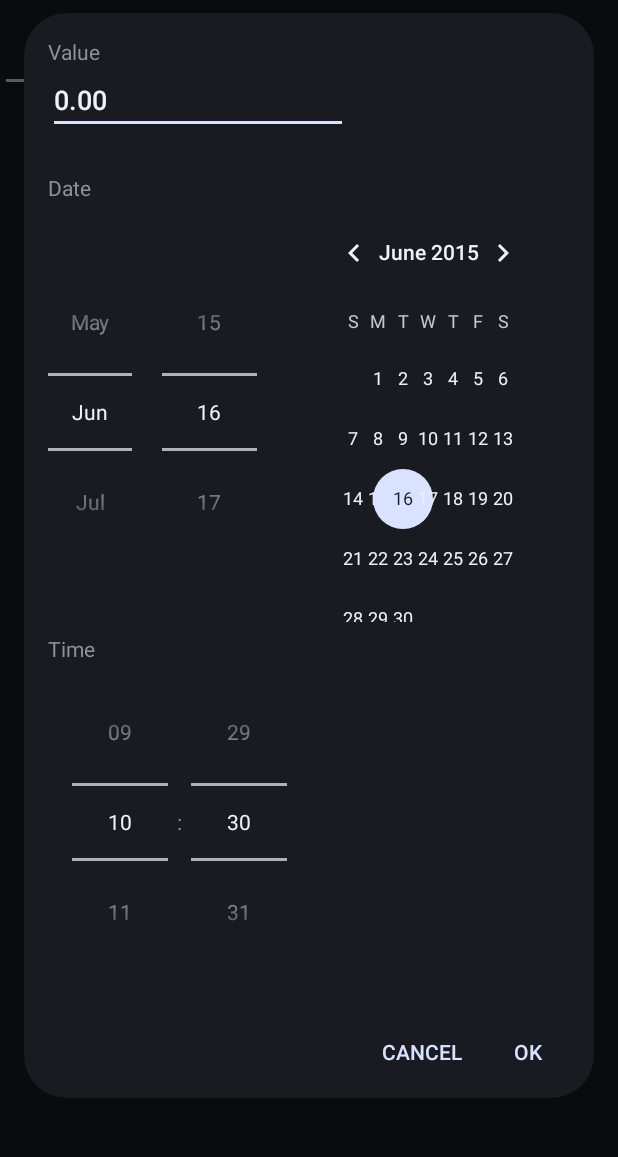
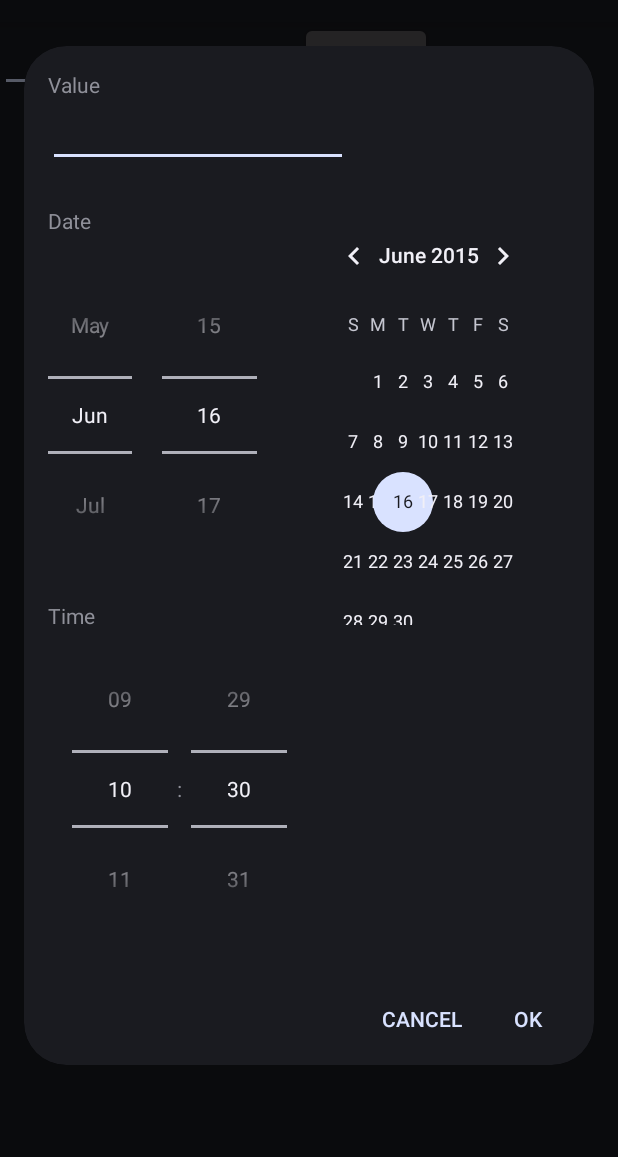
Before and after one commit to Karloid/MemorizeYourWeight, an Android app: the EditorActivity screen opened directly, with no data from a screen before it, in the options menu, after a tap on "Add Custom", on a phone screen of 412 x 824 dp, the part 62-1219 px from its top. Run offline under Robolectric (Android 15) with nearby library versions, the phone set to English and light mode, and no system bars; libraries missing offline, so code that uses them is left out: com.activeandroid, com.activeandroid.annotation, com.activeandroid.query; 4 statements that could not run were skipped.

```diff
--- a/app/src/main/AndroidManifest.xml
+++ b/app/src/main/AndroidManifest.xml
@@ -10,9 +10,11 @@
         android:name="com.krld.memorize.Application"
          >
         <activity android:name=".EditorActivity"
+            android:configChanges="keyboardHidden|orientation|screenSize"
             android:label="@string/app_name">
         </activity>
         <activity android:name=".MenuActivity"
+            android:configChanges="keyboardHidden|orientation|screenSize"
             android:label="@string/app_name">
             <intent-filter>
                 <action android:name="android.intent.action.MAIN"/>
--- a/app/src/main/java/com/krld/memorize/EditorActivity.java
+++ b/app/src/main/java/com/krld/memorize/EditorActivity.java
@@ -201,7 +201,7 @@ public class EditorActivity extends Activity {
         TimePicker timePicker = (TimePicker) v.findViewById(R.id.time_picker);
         timePicker.setIs24HourView(true);
 
-        editValue.setText(FormatterHelper.formatDouble(obj.value));
+        editValue.setText(obj.value != 0f ?FormatterHelper.formatDouble(obj.value) : "");
 
         Calendar cal = obj.insertDate;
 
--- a/app/src/main/res/layout/v_custom_item.xml
+++ b/app/src/main/res/layout/v_custom_item.xml
@@ -23,6 +23,7 @@
         tools:text="8.00"/>
     <TextView
         android:paddingTop="26dp"
+        android:layout_marginBottom="-20dp"
         android:layout_width="wrap_content"
         android:layout_height="wrap_content"
         android:text="@string/label_date"/>
@@ -35,7 +36,7 @@
     </DatePicker>
 
     <TextView
-        android:paddingTop="8dp"
+        android:layout_marginTop="-16dp"
         android:layout_width="wrap_content"
         android:layout_height="wrap_content"
         android:text="@string/label_time"/>
```
Also changed, not shown: 1 other file.
